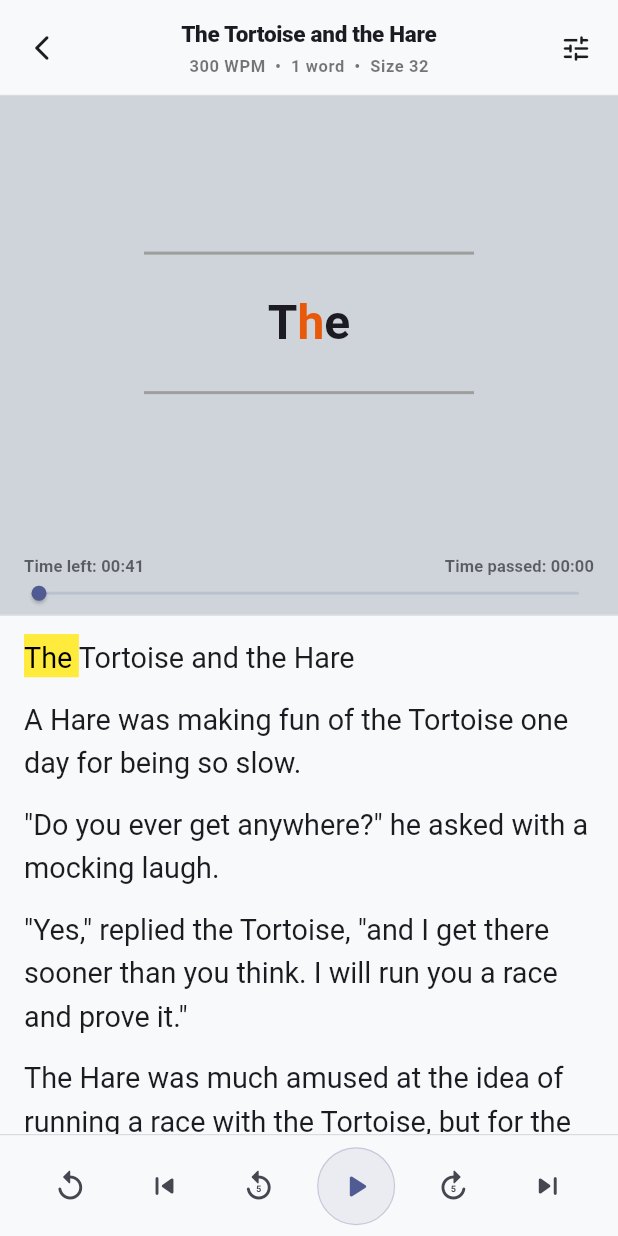
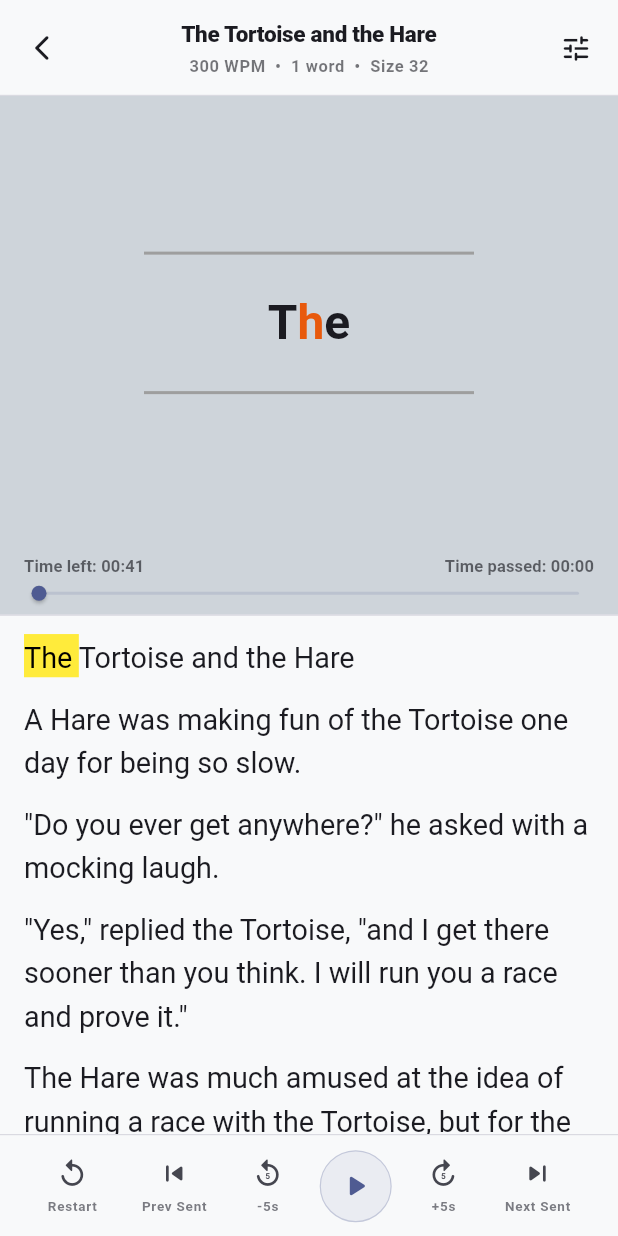
Before and after one commit to kot-begemot/speed-reading-app, a Flutter app: the screen it shows after launch, after a tap on an icon or button, on a phone screen of 412 x 824 dp. Run offline on Flutter 3.47's test engine with Material 3 defaults, Android fonts, the phone set to English and light mode, and no system bars; drawn by our look-alikes of scrollable_positioned_list; our stand-ins replace file_picker, flutter_colorpicker, flutter_riverpod, hive_ce, hive_ce_flutter, html_unescape and 1 more; missing offline and left inert: docx_to_text, epubx, syncfusion_flutter_pdf; accounts and stored records are empty.

Commit message:
fix(reader): resolve timer resetting during ticks and add control labels + restart confirm

```diff
--- a/lib/widgets/reader_controls.dart
+++ b/lib/widgets/reader_controls.dart
@@ -12,34 +12,115 @@ class ReaderControls extends StatelessWidget {
   Widget build(BuildContext context) {
     final theme = Theme.of(context);
     final scheme = theme.colorScheme;
+    final isDark = theme.brightness == Brightness.dark;
+
+    Widget buildControlItem({
+      required IconData icon,
+      required String label,
+      required String tooltip,
+      required VoidCallback onPressed,
+    }) {
+      return Tooltip(
+        message: tooltip,
+        child: InkWell(
+          borderRadius: BorderRadius.circular(8),
+          onTap: onPressed,
+          child: Padding(
+            padding: const EdgeInsets.symmetric(horizontal: 6, vertical: 4),
+            child: Column(
+              mainAxisSize: MainAxisSize.min,
+              children: [
+                Icon(icon, size: 22, color: scheme.onSurfaceVariant),
+                const SizedBox(height: 4),
+                Text(
+                  label,
+                  style: theme.textTheme.labelSmall?.copyWith(
+                    fontSize: 9,
+                    fontWeight: FontWeight.w600,
+                    color: scheme.onSurfaceVariant.withValues(alpha: 0.7),
+                  ),
+                ),
+              ],
+            ),
+          ),
+        ),
+      );
+    }
 
     return Padding(
       padding: const EdgeInsets.symmetric(horizontal: 8, vertical: 8),
       child: Row(
         mainAxisAlignment: MainAxisAlignment.spaceEvenly,
+        crossAxisAlignment: CrossAxisAlignment.center,
         children: [
-          IconButton(
-            tooltip: 'Restart',
-            icon: Icon(Icons.replay_rounded, color: scheme.onSurfaceVariant),
-            onPressed: engine.restart,
+          // Restart button with confirmation dialog
+          buildControlItem(
+            icon: Icons.replay_rounded,
+            label: 'Restart',
+            tooltip: 'Restart book',
+            onPressed: () async {
+              final confirm = await showDialog<bool>(
+                context: context,
+                builder: (context) => AlertDialog(
+                  backgroundColor: isDark ? const Color(0xFF0F0F0F) : Colors.white,
+                  shape: RoundedRectangleBorder(
+                    borderRadius: BorderRadius.circular(20),
+                    side: BorderSide(
+                      color: isDark ? const Color(0xFF2C2C2C) : scheme.outlineVariant.withValues(alpha: 0.5),
+                      width: 0.8,
+                    ),
+                  ),
+                  title: Text(
+                    'Restart Book',
+                    style: theme.textTheme.titleMedium?.copyWith(
+                      fontWeight: FontWeight.w800,
+                    ),
+                  ),
+                  content: const Text(
+                    'Are you sure you want to return to the very beginning of the book? Your current progress will be reset.',
+                  ),
+                  actions: [
+                    TextButton(
+                      onPressed: () => Navigator.of(context).pop(false),
+                      child: Text(
+                        'Cancel',
+                        style: TextStyle(color: scheme.primary),
+                      ),
+                    ),
+                    TextButton(
+                      onPressed: () => Navigator.of(context).pop(true),
+                      child: const Text(
+                        'Restart',
+                        style: TextStyle(color: Colors.redAccent),
+                      ),
+                    ),
+                  ],
+                ),
+              );
+              if (confirm == true) {
+                engine.restart();
+              }
+            },
           ),
-          IconButton(
+          buildControlItem(
+            icon: Icons.skip_previous_rounded,
+            label: 'Prev Sent',
             tooltip: 'Previous sentence',
-            icon: Icon(Icons.skip_previous_rounded, color: scheme.onSurfaceVariant),
             onPressed: engine.prevSentence,
           ),
-          IconButton(
-            tooltip: 'Back 5s',
-            icon: Icon(Icons.replay_5_rounded, color: scheme.onSurfaceVariant),
+          buildControlItem(
+            icon: Icons.replay_5_rounded,
+            label: '-5s',
+            tooltip: 'Back 5 seconds',
             onPressed: engine.back5s,
           ),
+          // Large play/pause outline circle button
           ValueListenableBuilder(
             valueListenable: engine.state,
             builder: (context, state, _) {
-              final isDark = theme.brightness == Brightness.dark;
               return Container(
-                width: 52,
-                height: 52,
+                width: 48,
+                height: 48,
                 decoration: BoxDecoration(
                   shape: BoxShape.circle,
                   color: isDark
@@ -51,7 +132,7 @@ class ReaderControls extends StatelessWidget {
                   ),
                 ),
                 child: IconButton(
-                  iconSize: 26,
+                  iconSize: 24,
                   tooltip: state.isPlaying ? 'Pause' : 'Play',
                   icon: Icon(
                     state.isPlaying ? Icons.pause_rounded : Icons.play_arrow_rounded,
@@ -62,14 +143,16 @@ class ReaderControls extends StatelessWidget {
               );
             },
           ),
-          IconButton(
-            tooltip: 'Forward 5s',
-            icon: Icon(Icons.forward_5_rounded, color: scheme.onSurfaceVariant),
+          buildControlItem(
+            icon: Icons.forward_5_rounded,
+            label: '+5s',
+            tooltip: 'Forward 5 seconds',
             onPressed: engine.forward5s,
           ),
-          IconButton(
+          buildControlItem(
+            icon: Icons.skip_next_rounded,
+            label: 'Next Sent',
             tooltip: 'Next sentence',
-            icon: Icon(Icons.skip_next_rounded, color: scheme.onSurfaceVariant),
             onPressed: engine.nextSentence,
           ),
         ],
```
Also changed, not shown: lib/screens/reader_screen.dart (+13 -6 lines).
